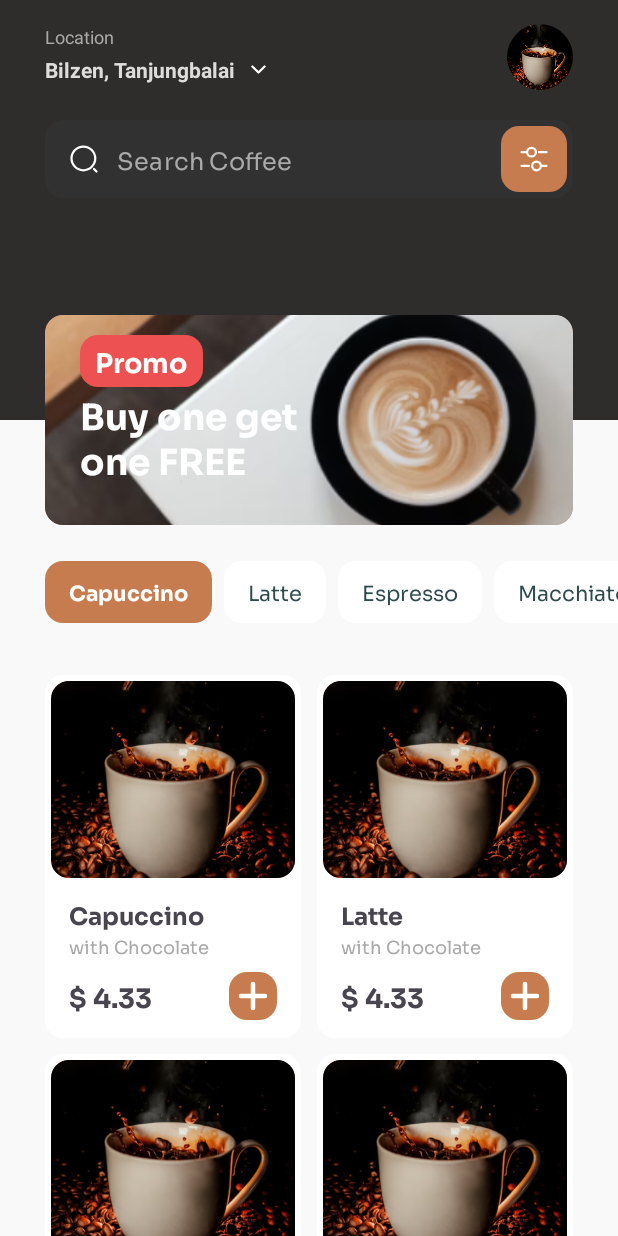
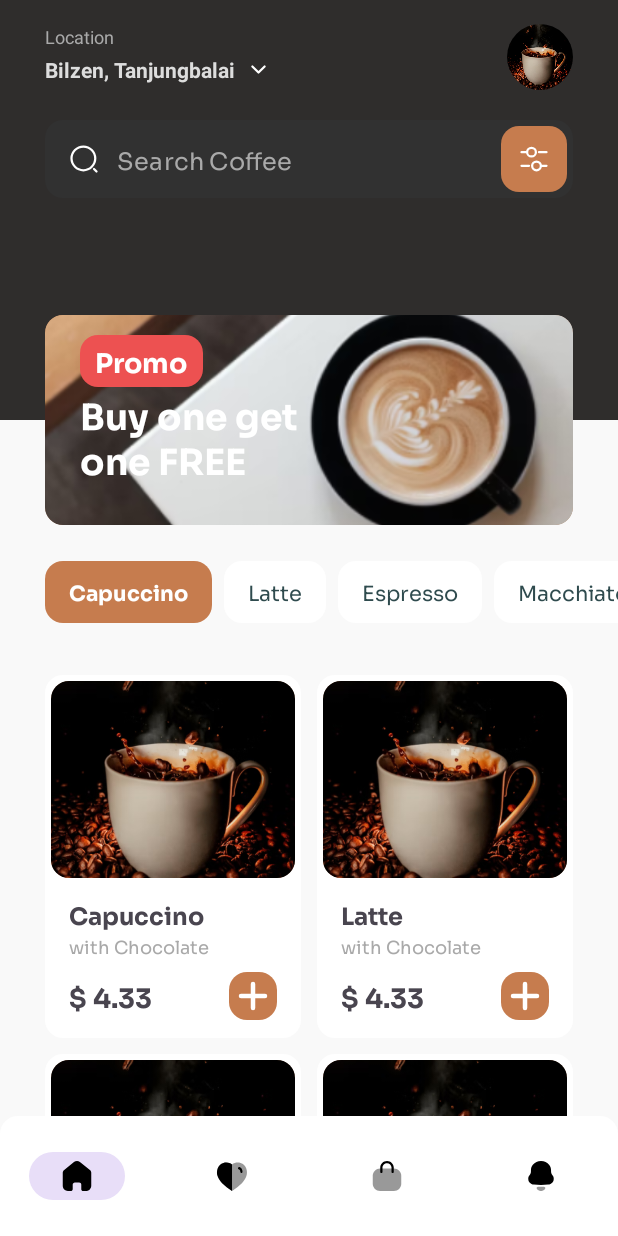
Before and after one commit to Matheus0liveira/coffee-shop, an Android app: the screen it shows after launch (MainActivity), on a phone screen of 412 x 824 dp. Run offline under Robolectric (Android 15) with nearby library versions, the phone set to English and light mode, and no system bars; our stand-ins replace CircleImageView.

Commit message:
feat: create main coffee list

```diff
--- /dev/null
+++ b/app/src/main/res/drawable/bag.xml
@@ -0,0 +1,14 @@
+<vector xmlns:android="http://schemas.android.com/apk/res/android"
+    android:width="24dp"
+    android:height="24dp"
+    android:viewportWidth="24"
+    android:viewportHeight="24">
+  <path
+      android:pathData="M16.62,22H7.38C4.689,22 2.5,19.831 2.5,17.165V11.835C2.5,9.169 4.689,7 7.38,7H16.62C19.311,7 21.5,9.169 21.5,11.835V17.165C21.5,19.831 19.311,22 16.62,22Z"
+      android:strokeAlpha="0.4"
+      android:fillColor="#8D8D8D"
+      android:fillAlpha="0.4"/>
+  <path
+      android:pathData="M15.755,10C15.344,10 15.01,9.676 15.01,9.278V6.357C15.01,4.751 13.663,3.445 12.009,3.445C11.247,3.445 10.448,3.742 9.879,4.288C9.309,4.836 8.993,5.565 8.99,6.343V9.278C8.99,9.676 8.656,10 8.245,10C7.834,10 7.5,9.676 7.5,9.278V6.357C7.505,5.173 7.978,4.081 8.83,3.263C9.681,2.443 10.781,2.032 12.012,2C14.485,2 16.5,3.954 16.5,6.357V9.278C16.5,9.676 16.166,10 15.755,10Z"
+      android:fillColor="#8D8D8D"/>
+</vector>
--- /dev/null
+++ b/app/src/main/res/drawable/heart.xml
@@ -0,0 +1,17 @@
+<vector xmlns:android="http://schemas.android.com/apk/res/android"
+    android:width="24dp"
+    android:height="24dp"
+    android:viewportWidth="24"
+    android:viewportHeight="24">
+  <path
+      android:pathData="M11.776,21.837C9.493,20.427 7.371,18.764 5.448,16.88C4.091,15.534 3.054,13.891 2.417,12.075C1.28,8.535 2.604,4.489 6.301,3.288C8.253,2.676 10.375,3.052 12.007,4.3C13.64,3.053 15.761,2.677 17.713,3.288C21.41,4.489 22.743,8.535 21.606,12.075C20.974,13.889 19.944,15.532 18.593,16.88C16.668,18.763 14.546,20.425 12.265,21.837L12.016,22L11.776,21.837Z"
+      android:strokeAlpha="0.4"
+      android:fillColor="#8D8D8D"
+      android:fillAlpha="0.4"/>
+  <path
+      android:pathData="M12.011,22L11.776,21.837C9.49,20.427 7.365,18.765 5.439,16.88C4.075,15.536 3.032,13.892 2.391,12.075C1.262,8.535 2.586,4.489 6.283,3.288C8.235,2.675 10.385,3.052 12.011,4.311V22Z"
+      android:fillColor="#8D8D8D"/>
+  <path
+      android:pathData="M18.23,9.999C18.03,9.986 17.843,9.886 17.713,9.722C17.584,9.557 17.523,9.343 17.546,9.13C17.568,8.428 17.168,7.789 16.552,7.54C16.161,7.433 15.924,7.01 16.022,6.592C16.115,6.182 16.499,5.926 16.886,6.019C16.935,6.027 16.982,6.045 17.024,6.071C18.26,6.547 19.06,7.826 18.997,9.226C18.994,9.438 18.912,9.64 18.767,9.786C18.623,9.932 18.429,10.009 18.23,9.999Z"
+      android:fillColor="#8D8D8D"/>
+</vector>
--- /dev/null
+++ b/app/src/main/res/drawable/home.xml
@@ -0,0 +1,9 @@
+<vector xmlns:android="http://schemas.android.com/apk/res/android"
+    android:width="24dp"
+    android:height="24dp"
+    android:viewportWidth="24"
+    android:viewportHeight="24">
+  <path
+      android:pathData="M9.144,20.782V17.715C9.144,16.938 9.776,16.307 10.558,16.302H13.433C14.219,16.302 14.856,16.935 14.856,17.715V20.773C14.856,21.447 15.404,21.995 16.083,22H18.044C18.96,22.002 19.839,21.643 20.487,21.001C21.136,20.359 21.5,19.487 21.5,18.577V9.866C21.5,9.131 21.172,8.435 20.605,7.964L13.943,2.674C12.778,1.749 11.115,1.779 9.985,2.745L3.467,7.964C2.873,8.421 2.518,9.12 2.5,9.866V18.569C2.5,20.464 4.047,22 5.956,22H7.872C8.199,22.002 8.513,21.875 8.745,21.646C8.977,21.418 9.108,21.107 9.108,20.782H9.144Z"
+      android:fillColor="#C67C4E"/>
+</vector>
--- /dev/null
+++ b/app/src/main/res/drawable/notification.xml
@@ -0,0 +1,14 @@
+<vector xmlns:android="http://schemas.android.com/apk/res/android"
+    android:width="24dp"
+    android:height="24dp"
+    android:viewportWidth="24"
+    android:viewportHeight="24">
+  <path
+      android:pathData="M19.77,11.645C19.039,10.792 18.707,10.053 18.707,8.797V8.37C18.707,6.734 18.33,5.679 17.511,4.625C16.249,2.987 14.124,2 12.044,2H11.956C9.919,2 7.861,2.942 6.577,4.513C5.713,5.588 5.293,6.688 5.293,8.37V8.797C5.293,10.053 4.983,10.792 4.23,11.645C3.677,12.274 3.5,13.082 3.5,13.956C3.5,14.831 3.787,15.66 4.364,16.334C5.116,17.141 6.178,17.657 7.264,17.747C8.835,17.926 10.406,17.993 12,17.993C13.594,17.993 15.165,17.881 16.737,17.747C17.822,17.657 18.884,17.141 19.636,16.334C20.212,15.66 20.5,14.831 20.5,13.956C20.5,13.082 20.323,12.274 19.77,11.645Z"
+      android:fillColor="#8D8D8D"/>
+  <path
+      android:pathData="M14.009,19.228C13.509,19.122 10.463,19.122 9.963,19.228C9.535,19.327 9.073,19.557 9.073,20.06C9.098,20.541 9.379,20.965 9.769,21.234L9.768,21.235C10.272,21.627 10.863,21.877 11.482,21.967C11.812,22.012 12.148,22.01 12.49,21.967C13.108,21.877 13.7,21.627 14.203,21.235L14.203,21.234C14.592,20.965 14.873,20.541 14.898,20.06C14.898,19.557 14.436,19.327 14.009,19.228Z"
+      android:strokeAlpha="0.4"
+      android:fillColor="#8D8D8D"
+      android:fillAlpha="0.4"/>
+</vector>
--- /dev/null
+++ b/app/src/main/res/drawable/rounded_top_corner.xml
@@ -0,0 +1,5 @@
+<?xml version="1.0" encoding="utf-8"?>
+<shape xmlns:android="http://schemas.android.com/apk/res/android">
+    <corners android:topLeftRadius="12dp" android:topRightRadius="12dp" />
+    <solid android:color="@color/white" />
+</shape>
--- a/app/src/main/res/layout/activity_main.xml
+++ b/app/src/main/res/layout/activity_main.xml
@@ -1,14 +1,24 @@
 <?xml version="1.0" encoding="utf-8"?>
-<androidx.core.widget.NestedScrollView xmlns:android="http://schemas.android.com/apk/res/android"
+
+<androidx.constraintlayout.widget.ConstraintLayout xmlns:android="http://schemas.android.com/apk/res/android"
     xmlns:app="http://schemas.android.com/apk/res-auto"
     xmlns:tools="http://schemas.android.com/tools"
     android:layout_width="match_parent"
-    android:layout_height="match_parent">
+    android:layout_height="wrap_content">
+
+    <androidx.core.widget.NestedScrollView
+        android:layout_width="match_parent"
+        android:layout_height="match_parent"
+        app:layout_constraintTop_toTopOf="parent"
+        app:layout_constraintStart_toStartOf="parent"
+        app:layout_constraintEnd_toEndOf="parent"
+        app:layout_constraintBottom_toTopOf="@id/main_bottom_nav">
 
         <RelativeLayout
             android:layout_width="match_parent"
-        android:layout_height="match_parent"
-        android:background="@color/bg">
+            android:layout_height="0dp"
+            android:background="@color/bg"
+            android:paddingBottom="100dp">
 
             <androidx.constraintlayout.widget.ConstraintLayout
                 android:id="@+id/main_header"
@@ -134,13 +144,28 @@
                 android:layout_height="wrap_content"
                 android:foregroundGravity="center_horizontal"
                 android:clipToPadding="false"
-            tools:itemCount="2"
+                tools:itemCount="4"
                 app:layoutManager="androidx.recyclerview.widget.GridLayoutManager"
                 app:spanCount="2"
                 tools:listitem="@layout/item_coffee"
                 android:layout_below="@id/main_category_list"
                 android:paddingHorizontal="30dp"
                 android:layout_marginTop="24dp" />
+        </RelativeLayout>
 
-    </RelativeLayout>
     </androidx.core.widget.NestedScrollView>
+
+    <com.google.android.material.bottomnavigation.BottomNavigationView
+        android:id="@+id/main_bottom_nav"
+        android:layout_width="match_parent"
+        android:layout_height="wrap_content"
+        app:layout_constraintBottom_toBottomOf="parent"
+        app:layout_constraintStart_toStartOf="parent"
+        app:layout_constraintEnd_toEndOf="parent"
+        android:elevation="20dp"
+        app:menu="@menu/menu_bottom_nav"
+        app:labelVisibilityMode="unlabeled"
+        app:itemIconTint="@color/black"
+        android:background="@drawable/rounded_top_corner" />
+
+</androidx.constraintlayout.widget.ConstraintLayout>
--- /dev/null
+++ b/app/src/main/res/menu/menu_bottom_nav.xml
@@ -0,0 +1,22 @@
+<?xml version="1.0" encoding="utf-8"?>
+<menu xmlns:android="http://schemas.android.com/apk/res/android">
+
+    <item
+        android:id="@+id/menu_bottom_home"
+        android:icon="@drawable/home"
+        android:title="@null" />
+    <item
+        android:id="@+id/menu_bottom_favorite"
+        android:icon="@drawable/heart"
+        android:title="@null" />
+
+    <item
+        android:id="@+id/menu_bottom_bag"
+        android:icon="@drawable/bag"
+        android:title="@null" />
+
+    <item
+        android:id="@+id/menu_bottom_notification"
+        android:icon="@drawable/notification"
+        android:title="@null" />
+</menu>
```
Lines whose indentation alone changed are shown as unchanged.
